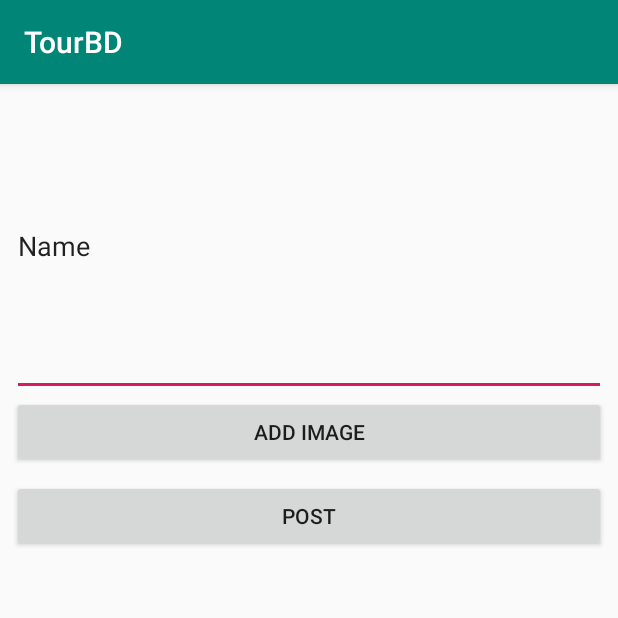
After one commit to Tanmoytkd/tourbd, an Android app: the AddPost screen opened directly, with no data from a screen before it, on a phone screen of 412 x 824 dp, the top half of it. The commit adds this screen. Run offline under Robolectric (Android 15) with nearby library versions, the phone set to English and light mode, and no system bars; our stand-ins replace Firebase (no records; nobody signed in at launch, a user with empty details on screens opened directly).

Commit message:
Added Post Creating System

```diff
--- a/app/src/main/AndroidManifest.xml
+++ b/app/src/main/AndroidManifest.xml
@@ -1,7 +1,9 @@
 <?xml version="1.0" encoding="utf-8"?>
 <manifest xmlns:android="http://schemas.android.com/apk/res/android"
     package="com.example.tourbd">
+
     <uses-permission android:name="android.permission.INTERNET" />
+
     <application
         android:allowBackup="true"
         android:icon="@mipmap/ic_launcher"
@@ -9,7 +11,8 @@
         android:roundIcon="@mipmap/ic_launcher_round"
         android:supportsRtl="true"
         android:theme="@style/AppTheme">
-        <activity android:name=".UserActivity"></activity>
+        <activity android:name=".AddPost"></activity>
+        <activity android:name=".UserActivity" />
         <activity android:name=".ActivityLogin" />
         <activity android:name=".MainActivity">
             <intent-filter>
--- /dev/null
+++ b/app/src/main/java/com/example/tourbd/AddPost.java
@@ -0,0 +1,43 @@
+package com.example.tourbd;
+
+import android.support.v7.app.AppCompatActivity;
+import android.os.Bundle;
+import android.widget.Button;
+import android.widget.EditText;
+
+import com.google.android.gms.tasks.OnSuccessListener;
+import com.google.firebase.auth.FirebaseAuth;
+import com.google.firebase.database.DatabaseReference;
+import com.google.firebase.database.FirebaseDatabase;
+
+public class AddPost extends AppCompatActivity {
+    EditText statusText;
+    Button btnAddImage;
+    Button btnPost;
+    DatabaseReference db;
+    String uid;
+    @Override
+    protected void onCreate(Bundle savedInstanceState) {
+        super.onCreate(savedInstanceState);
+        setContentView(R.layout.activity_add_post);
+
+        statusText = findViewById(R.id.statusText);
+        btnAddImage = findViewById(R.id.btnAddImage);
+        btnPost = findViewById(R.id.btnPost);
+
+        db = FirebaseDatabase.getInstance().getReference();
+        uid = FirebaseAuth.getInstance().getCurrentUser()==null ? "": FirebaseAuth.getInstance().getCurrentUser().getUid();
+        if(uid.equals("")) finish();
+
+        btnPost.setOnClickListener((v)->{
+            String txt = statusText.getText().toString();
+            String key = db.child("posts").child(uid).push().getKey();
+            db.child("posts").child(uid).child(key).child("postText").setValue(txt).addOnSuccessListener(new OnSuccessListener<Void>() {
+                @Override
+                public void onSuccess(Void aVoid) {
+                    finish();
+                }
+            });
+        });
+    }
+}
--- /dev/null
+++ b/app/src/main/res/layout/activity_add_post.xml
@@ -0,0 +1,46 @@
+<?xml version="1.0" encoding="utf-8"?>
+<android.support.constraint.ConstraintLayout xmlns:android="http://schemas.android.com/apk/res/android"
+    xmlns:app="http://schemas.android.com/apk/res-auto"
+    xmlns:tools="http://schemas.android.com/tools"
+    android:layout_width="match_parent"
+    android:layout_height="match_parent"
+    tools:context=".AddPost">
+
+    <EditText
+        android:id="@+id/statusText"
+        android:layout_width="0dp"
+        android:layout_height="200dp"
+        android:layout_marginStart="8dp"
+        android:layout_marginTop="8dp"
+        android:layout_marginEnd="8dp"
+        android:ems="10"
+        android:inputType="textPersonName"
+        android:text="Name"
+        app:layout_constraintEnd_toEndOf="parent"
+        app:layout_constraintStart_toStartOf="parent"
+        app:layout_constraintTop_toTopOf="parent" />
+
+    <Button
+        android:id="@+id/btnAddImage"
+        android:layout_width="0dp"
+        android:layout_height="wrap_content"
+        android:layout_marginStart="8dp"
+        android:layout_marginEnd="8dp"
+        android:text="Add Image"
+        app:layout_constraintEnd_toEndOf="parent"
+        app:layout_constraintStart_toStartOf="parent"
+        app:layout_constraintTop_toBottomOf="@+id/statusText" />
+
+    <Button
+        android:id="@+id/btnPost"
+        android:layout_width="0dp"
+        android:layout_height="wrap_content"
+        android:layout_marginStart="8dp"
+        android:layout_marginTop="8dp"
+        android:layout_marginEnd="8dp"
+        android:text="Post"
+        app:layout_constraintEnd_toEndOf="parent"
+        app:layout_constraintStart_toStartOf="parent"
+        app:layout_constraintTop_toBottomOf="@+id/btnAddImage" />
+
+</android.support.constraint.ConstraintLayout>
--- a/build.gradle
+++ b/build.gradle
@@ -4,7 +4,7 @@ buildscript {
     repositories {
         google()
         jcenter()
-
+        mavenCentral()
     }
     dependencies {
         classpath 'com.android.tools.build:gradle:3.4.0'
```
Also changed, not shown: app/build.gradle (+7 -0 lines), app/src/main/java/com/example/tourbd/Post.java (added, +34 -0 lines), app/src/main/java/com/example/tourbd/PostAdapter.java (added, +68 -0 lines), app/src/main/java/com/example/tourbd/UserActivity.java (+19 -0 lines), app/src/main/res/layout/activity_user.xml (+36 -15 lines), app/src/main/res/layout/each_post.xml (added, +44 -0 lines).
